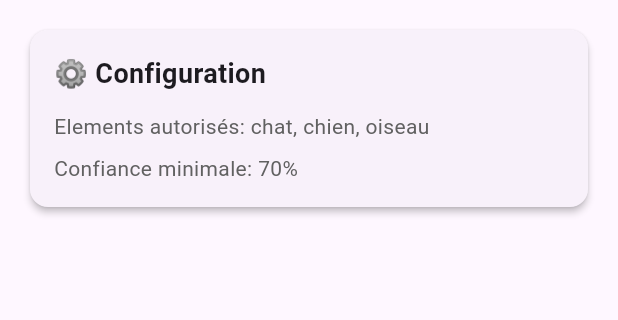
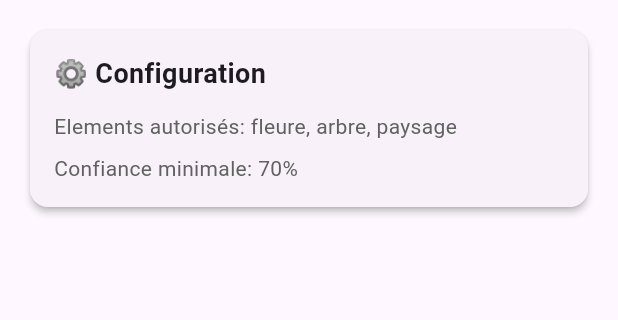
Before and after one commit to lecodeur228/ai_image_validator, a Flutter app: the screen it shows after launch, on a phone screen of 412 x 824 dp, the part 84-404 px from its top. Run offline on Flutter 3.47's test engine with Material 3 defaults, Android fonts, the phone set to English and light mode, and no system bars; our stand-ins replace get, google_generative_ai, image_picker.

```diff
--- a/example/lib/main.dart
+++ b/example/lib/main.dart
@@ -44,7 +44,7 @@ class _ImageValidatorPageState extends State<ImageValidatorPage> {
   bool _isLoading = false;
 
   // Configuration - Le développeur peut modifier ces valeurs
-  final List<String> allowedClasses = ['chat', 'chien', 'oiseau'];
+  final List<String> allowedClasses = ['fleure', 'arbre', 'paysage'];
   final double minConfidence = 0.7;
 
   void _showImageSourceSelector() {
```
Also changed, not shown: 4 other files.
